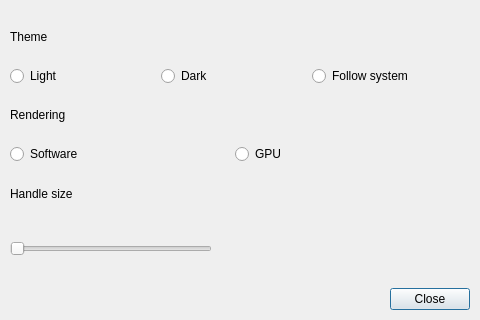
First picture: the form in src/qt/ui/dialog/settings-dialog.ui, repository mikekov/linea, before the edit.
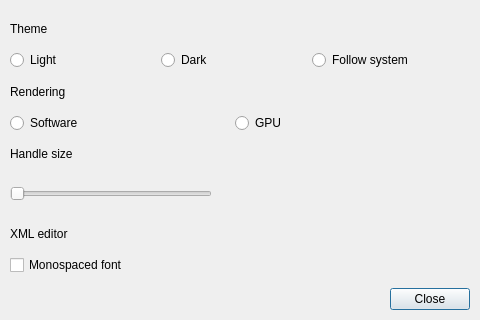
Second picture: the form after the edit.

Diff of the .ui file:
```diff
--- a/src/qt/ui/dialog/settings-dialog.ui
+++ b/src/qt/ui/dialog/settings-dialog.ui
@@ -239,6 +239,27 @@
             </widget>
           </item>
 
+          <item row="6" column="0">
+            <widget class="QLabel" name="xmlEditorLabel">
+              <property name="text">
+                <string>XML editor</string>
+              </property>
+              <property name="class" stdset="0">
+                <string>settings-label</string>
+              </property>
+            </widget>
+          </item>
+          <item row="7" column="0" colspan="2">
+            <widget class="QCheckBox" name="monoFontCheck">
+              <property name="text">
+                <string>Monospaced font</string>
+              </property>
+              <property name="toolTip">
+                <string>Use a monospaced font for the XML tree and attribute editor</string>
+              </property>
+            </widget>
+          </item>
+
         </layout>
       </item>
 
```
